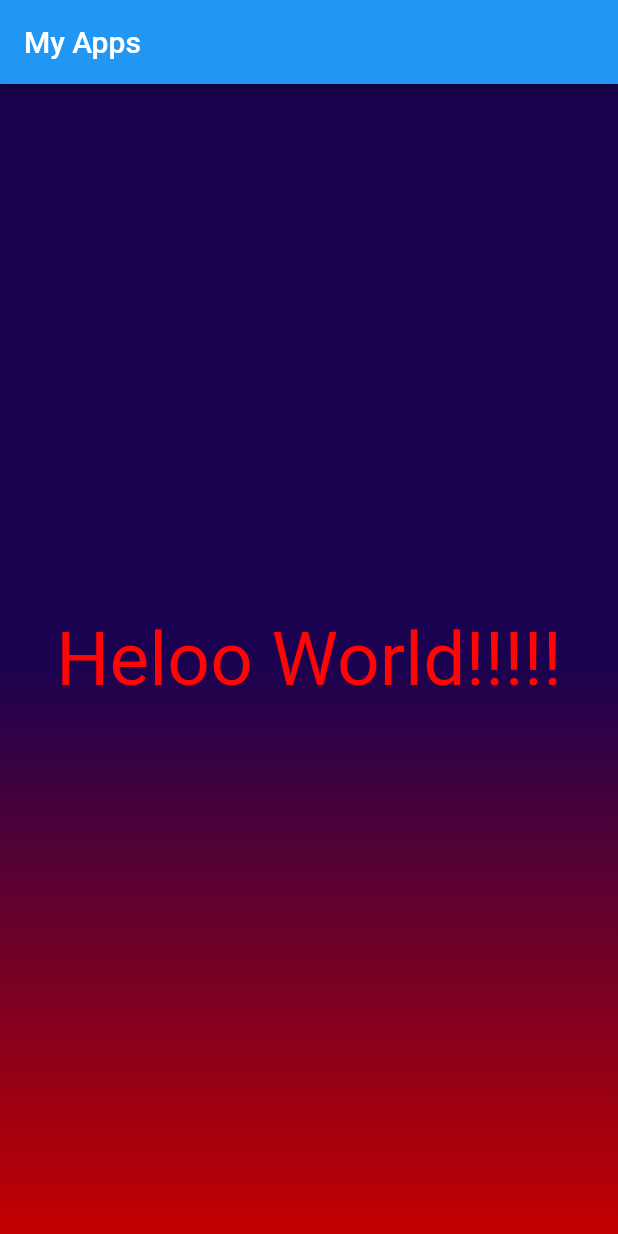
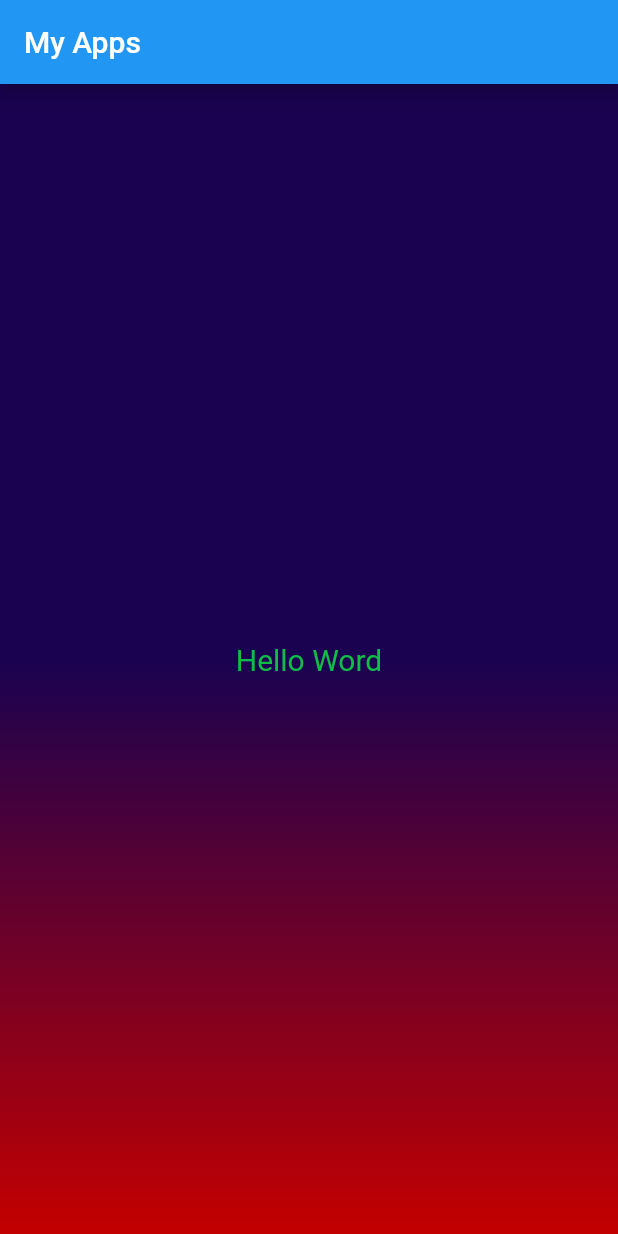
Before and after one commit to ahmadgalang/flutter-practice-one, a Flutter app: the screen it shows after launch, on a phone screen of 412 x 824 dp. Run offline on Flutter 3.47's test engine with Material 2 defaults, Android fonts, the phone set to English and light mode, and no system bars.

Commit message:
created filename styled for implement to main function

```diff
--- a/lib/gradient_container.dart
+++ b/lib/gradient_container.dart
@@ -1,4 +1,5 @@
 import 'package:flutter/material.dart';
+import 'package:my_app/styled_text.dart';
 
 class GradientContainer extends StatelessWidget {
   const GradientContainer({super.key});
@@ -12,12 +13,7 @@ class GradientContainer extends StatelessWidget {
           Color.fromARGB(255, 196, 0, 0)
         ], begin: Alignment.center, end: Alignment.bottomCenter),
       ),
-      child: const Center(
-        child: Text(
-          'Heloo World!!!!!',
-          style: TextStyle(color: Color.fromARGB(255, 255, 5, 5), fontSize: 50),
-        ),
-      ),
+      child: const Center(child: StyledText()),
     );
   }
 }
--- a/lib/main.dart
+++ b/lib/main.dart
@@ -7,7 +7,7 @@ void main() {
       appBar: AppBar(
         title: const Text('My Apps'),
       ),
-      body: const GradientContainer(),
+      body:  const GradientContainer()
     ),
   ));
 }
--- /dev/null
+++ b/lib/styled_text.dart
@@ -0,0 +1,13 @@
+import 'package:flutter/material.dart';
+
+class StyledText extends StatelessWidget {
+  const StyledText({super.key});
+
+  @override
+  Widget build(context) {
+    return const Text(
+      'Hello Word',
+      style: TextStyle(fontSize: 20 , color: Color.fromARGB(255, 17, 189, 72)),
+    );
+  }
+}
```
